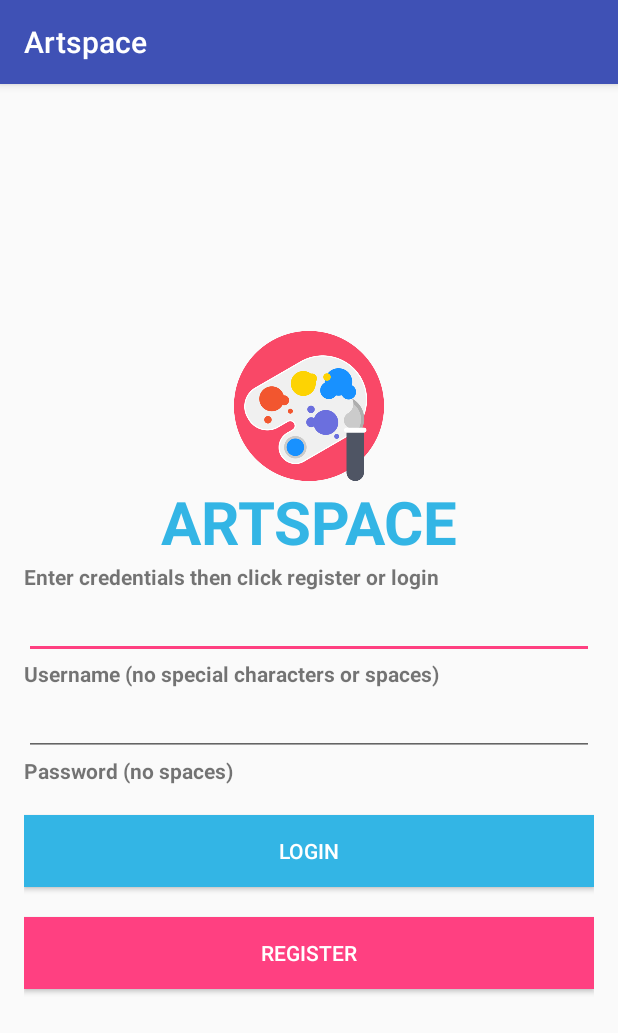
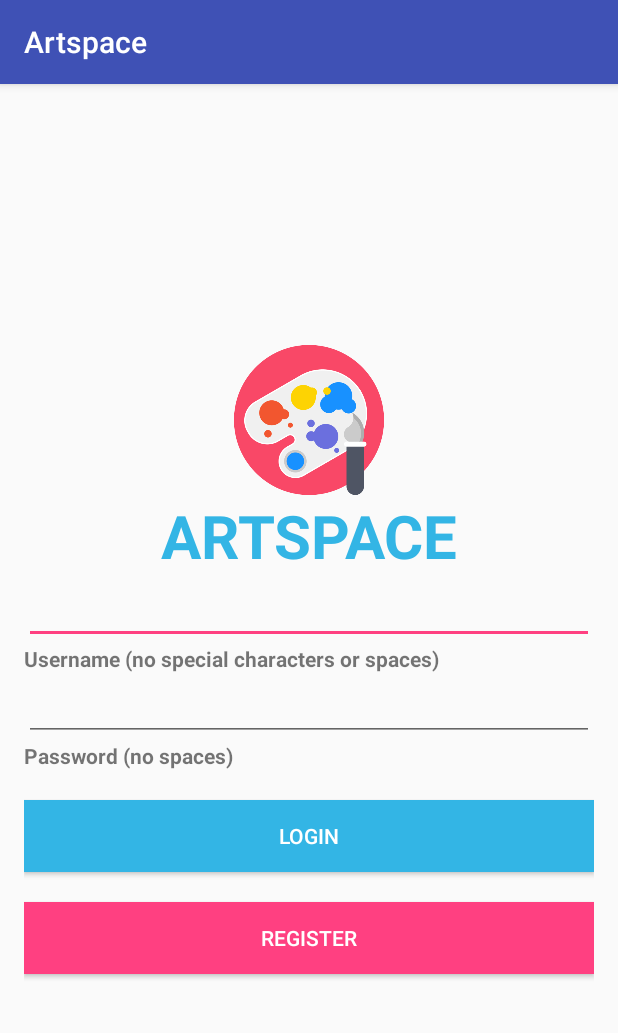
Before and after one commit to elangloi/Artspace, an Android app: the screen it shows after launch (LoginActivity), on a phone screen of 412 x 824 dp. Shown: the top 1033 px of the screen. Run offline under Robolectric (Android 15) with nearby library versions, the phone set to English and light mode, and no system bars; our stand-ins replace Firebase (no records; nobody signed in at launch, a user with empty details on screens opened directly); 5 statements that could not run were skipped.

Commit message:
adjust login layout

```diff
--- a/app/src/main/res/layout/activty_login.xml
+++ b/app/src/main/res/layout/activty_login.xml
@@ -32,13 +32,6 @@
             android:textStyle="bold"
             android:textColor="@android:color/holo_blue_light"
             android:textSize="40dp" />
-
-        <TextView
-            android:id="@+id/instructiontext"
-            android:layout_width="match_parent"
-            android:layout_height="wrap_content"
-            android:textStyle="bold"
-            android:text="Enter credentials then click register or login" />
 
         <EditText
             android:id="@+id/editText1"
```
